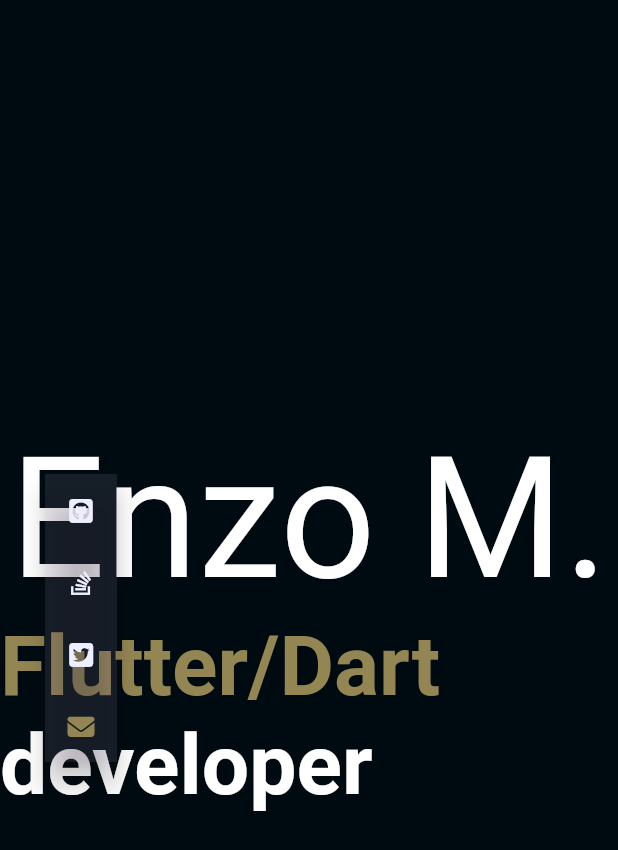
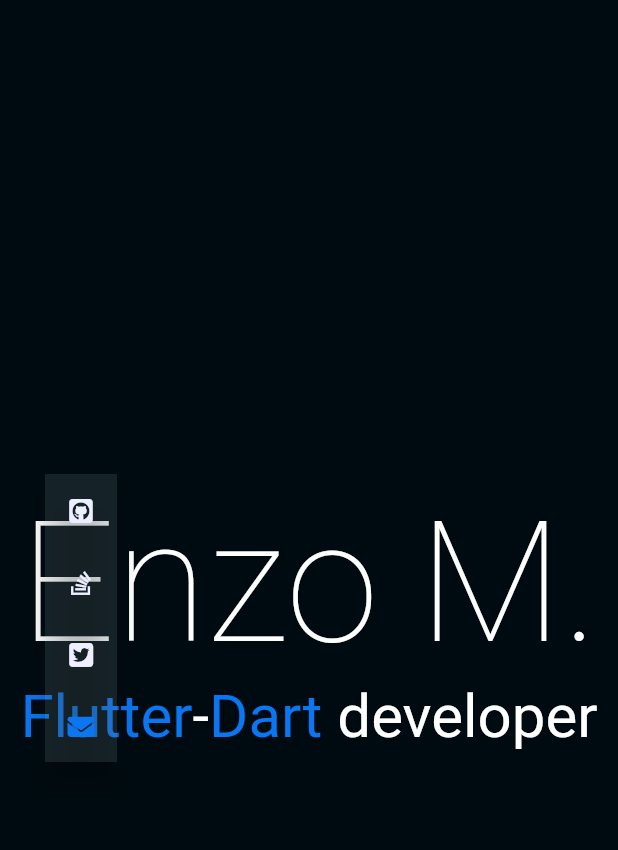
Before and after one commit to aminnzo/enzoboi, a Flutter app: the LandingPage screen opened directly, on a phone screen of 412 x 824 dp. Shown: the top 850 px of the screen. Run offline on Flutter 3.47's test engine with Material 2 defaults, Android fonts, the phone set to English and light mode, and no system bars; our stand-ins replace font_awesome_flutter.

Commit message:
change text styles

````diff
--- a/lib/screens/landing/landing_page.dart
+++ b/lib/screens/landing/landing_page.dart
@@ -1,5 +1,6 @@
 import 'package:enzoboi/theme/app_text_style.dart';
 import 'package:enzoboi/theme/app_theme.dart';
+import 'package:enzoboi/utils/animations.dart';
 import 'package:enzoboi/widgets/max_width_container.dart';
 import 'package:enzoboi/widgets/social_links.dart';
 import 'package:flutter/material.dart';
@@ -17,24 +18,6 @@
     with SingleTickerProviderStateMixin {
   late AnimationController _controller;
   late Animation<Offset> _linkColumnAnimation;
-
-  final animationDuration = const Duration(milliseconds: 1400);
-
-  Animation<Offset> getTweenAnimation(
-      {double beginX = 0.0,
-      double beginY = 0.0,
-      double endX = 0.0,
-      double endY = 0.0,
-      double begin = 0,
-      double end = 1,
-      Curve cubic = Curves.easeOutQuint,
-      required AnimationController controller}) {
-    return Tween<Offset>(
-      begin: Offset(beginX, beginY),
-      end: Offset(endX, endY),
-    ).animate(CurvedAnimation(
-        parent: controller, curve: Interval(begin, end, curve: cubic)));
-  }
 
   @override
   void initState() {
@@ -64,17 +47,25 @@
                   child: Column(
                 mainAxisSize: MainAxisSize.min,
                 children: [
-                  Text("Enzo M.", style: AppTextStyle.head(context)),
+                  Text("Enzo M.", style: AppTextStyle.displayLarge(context)),
                   RichText(
                     text: TextSpan(children: <TextSpan>[
                       TextSpan(
-                          text: 'Flutter/Dart',
-                          style: AppTextStyle.large(context).copyWith(color: kAccentColor)),
+                          text: 'Flutter',
+                          style: AppTextStyle.headlineLarge(context)
+                              .copyWith(color: kAccentColor)),
+                      TextSpan(
+                          text: "-",
+                          style: AppTextStyle.headlineLarge(context)),
+                      TextSpan(
+                          text: 'Dart',
+                          style: AppTextStyle.headlineLarge(context)
+                              .copyWith(color: kAccentColor)),
                       TextSpan(
                           text: ' ' 'developer',
-                          style: AppTextStyle.large(context)),
+                          style: AppTextStyle.headlineLarge(context)),
                     ]),
-                  )
+                  ),
                 ],
               )),
               // Positioned(top: 30, right: 30, child: NavigationBar()),
--- a/lib/screens/landing/landing_page_mobile.dart
+++ b/lib/screens/landing/landing_page_mobile.dart
@@ -1,3 +1,6 @@
+import 'package:enzoboi/theme/app_text_style.dart';
+import 'package:enzoboi/theme/app_theme.dart';
+import 'package:enzoboi/widgets/social_links.dart';
 import 'package:flutter/material.dart';
 
 class LandingPageMobile extends StatelessWidget {
@@ -6,17 +9,33 @@
   @override
   Widget build(BuildContext context) {
     return Scaffold(
-      body: Container(
-        decoration: BoxDecoration(
-          color: Colors.indigo.shade900,
+        appBar: PreferredSize(
+          preferredSize: const Size.fromHeight(80.0),
+          child: Container(color: kAccentColor),
+          // child: MobileAppBar(),
         ),
-        child: const Center(
-          child: Text(
-            'Hi, I\'m Enzo M.',
-            style: TextStyle(fontSize: 60),
+        body: Center(
+          child: Column(
+            mainAxisAlignment: MainAxisAlignment.spaceEvenly,
+            children: [
+              Column(mainAxisAlignment: MainAxisAlignment.center, children: [
+                Text("Enzo M.", style: AppTextStyle.displayMedium(context)),
+                RichText(
+                  textAlign: TextAlign.center,
+                  text: TextSpan(children: <TextSpan>[
+                    TextSpan(
+                        text: 'Flutter-Dart',
+                        style: AppTextStyle.headlineMedium(context)
+                            .copyWith(color: kAccentColor)),
+                    TextSpan(
+                        text: ' ' 'developer',
+                        style: AppTextStyle.headlineSmall(context)),
+                  ]),
+                ),
+              ]),
+              const SocialLinks()
+            ],
           ),
-        ),
-      ),
-    );
+        ));
   }
 }
--- a/lib/theme/app_text_style.dart
+++ b/lib/theme/app_text_style.dart
@@ -4,84 +4,212 @@
   static const String _font = '';
   static const Color _defaultColor = Colors.white;
 
-  static const FontWeight _normalFontWeight = FontWeight.normal; // w400
-  static const FontWeight _mediumFontWeight = FontWeight.w500;
-  static const FontWeight _boldFontWeight = FontWeight.bold; // w700
-
-
-  /// # Default Values:
+  /// # Largest of the display styles.
+  /// As the largest text on the screen, display styles are reserved for short,
+  /// important text or numerals. They work best on large screens.
+  ///
   /// ```dart
   /// color = white
-  /// fontWeight = normal
-  static TextStyle overline (BuildContext context) =>
-      Theme.of(context).textTheme.caption!.copyWith(
-        fontWeight: _boldFontWeight,
+  /// size = 57
+  /// fontWeight = regular
+  static TextStyle displayLarge(BuildContext context) =>
+      Theme.of(context).textTheme.displayLarge!.copyWith(
             color: _defaultColor,
             fontFamily: _font,
           );
 
-  /// # Default Values:
+  /// # Middle size of the display styles.
+  /// As the largest text on the screen, display styles are reserved for short,
+  /// important text or numerals. They work best on large screens.
+  ///
   /// ```dart
   /// color = white
-  /// fontWeight = normal
-  static TextStyle small (BuildContext context) =>
-      Theme.of(context).textTheme.subtitle1!.copyWith(
-        fontWeight: _normalFontWeight,
+  /// size = 45
+  /// fontWeight = regular
+  static TextStyle displayMedium(BuildContext context) =>
+      Theme.of(context).textTheme.displayMedium!.copyWith(
             color: _defaultColor,
             fontFamily: _font,
           );
 
-  /// # Default Values:
+  /// # Smallest of the display styles.
+  /// As the largest text on the screen, display styles are reserved for short,
+  /// important text or numerals. They work best on large screens.
+  ///
   /// ```dart
   /// color = white
-  /// fontWeight = normal
-  static TextStyle medium (BuildContext context) =>
-      Theme.of(context).textTheme.bodyText1!.copyWith(
-        fontWeight: _normalFontWeight,
+  /// size = 36
+  /// fontWeight = regular
+  static TextStyle displaySmall(BuildContext context) =>
+      Theme.of(context).textTheme.displaySmall!.copyWith(
             color: _defaultColor,
             fontFamily: _font,
           );
 
-  /// # Default Values:
+  /// # Largest of the headline styles
+  /// Headline styles are smaller than display styles.
+  /// They're best-suited for short, high-emphasis text on smaller screens.
+  ///
   /// ```dart
   /// color = white
-  /// fontWeight = normal
-  static TextStyle standard (BuildContext context) =>
-      Theme.of(context).textTheme.bodyMedium!.copyWith(
-        fontWeight: _normalFontWeight,
+  /// size = 32
+  /// fontWeight = regular
+  static TextStyle headlineLarge(BuildContext context) =>
+      Theme.of(context).textTheme.headlineLarge!.copyWith(
             color: _defaultColor,
             fontFamily: _font,
           );
 
-  /// # Default Values:
+  /// # Middle size of the headline styles.
+  /// Headline styles are smaller than display styles.
+  /// They're best-suited for short, high-emphasis text on smaller screens.
+  ///
   /// ```dart
   /// color = white
-  /// fontWeight = bold
-  static TextStyle large(BuildContext context) =>
-      Theme.of(context).textTheme.headline2!.copyWith(
-        fontWeight: _boldFontWeight,
+  /// size = 28
+  /// fontWeight = regular
+  static TextStyle headlineMedium(BuildContext context) =>
+      Theme.of(context).textTheme.headlineMedium!.copyWith(
             color: _defaultColor,
             fontFamily: _font,
           );
 
-  /// # Default Values:
+  /// # Smallest of the headline styles.
+  /// Headline styles are smaller than display styles.
+  /// They're best-suited for short, high-emphasis text on smaller screens.
+  ///
   /// ```dart
   /// color = white
-  /// fontWeight = normal
-  static TextStyle head(BuildContext context) =>
-      Theme.of(context).textTheme.headline1!.copyWith(
-            fontWeight: _normalFontWeight,
+  /// size = 24
+  /// fontWeight = regular
+  static TextStyle headlineSmall(BuildContext context) =>
+      Theme.of(context).textTheme.headlineSmall!.copyWith(
             color: _defaultColor,
             fontFamily: _font,
           );
 
-  /// # Default Values:
+  /// # Largest of the title styles.
+  /// Titles are smaller than headline styles and should be used for shorter,
+  /// medium-emphasis text.
+  ///
   /// ```dart
   /// color = white
-  /// fontWeight = w500
-  static TextStyle button(BuildContext context) =>
-      Theme.of(context).textTheme.button!.copyWith(
-        fontWeight: _mediumFontWeight,
+  /// size = 22
+  /// fontWeight = medium
+  static TextStyle titleLarge(BuildContext context) =>
+      Theme.of(context).textTheme.titleLarge!.copyWith(
+            color: _defaultColor,
+            fontFamily: _font,
+          );
+
+  /// # Middle size of the title styles.
+  /// Titles are smaller than headline styles and should be used for shorter,
+  /// medium-emphasis text.
+  ///
+  /// ```dart
+  /// color = white
+  /// size = 16
+  /// fontWeight = medium
+  static TextStyle titleMedium(BuildContext context) =>
+      Theme.of(context).textTheme.titleMedium!.copyWith(
+            color: _defaultColor,
+            fontFamily: _font,
+          );
+
+  /// # Smallest of the title styles.
+  /// Titles are smaller than headline styles and should be used for shorter, medium-emphasis text.
+  ///
+  /// ```dart
+  /// color = white
+  /// size = 14
+  /// fontWeight = medium
+  static TextStyle titleSmall(BuildContext context) =>
+      Theme.of(context).textTheme.titleSmall!.copyWith(
+            color: _defaultColor,
+            fontFamily: _font,
+          );
+
+  /// # Largest of the label styles.
+  /// Label styles are smaller, utilitarian styles, used for areas of the UI
+  /// such as text inside of components or very small supporting text in the
+  /// content body, like captions.
+  ///
+  /// ```dart
+  /// color = white
+  /// size = 14
+  /// fontWeight = medium
+  static TextStyle labelLarge(BuildContext context) =>
+      Theme.of(context).textTheme.labelLarge!.copyWith(
+            color: _defaultColor,
+            fontFamily: _font,
+          );
+
+  /// # Middle size of the label styles.
+  /// Label styles are smaller, utilitarian styles,
+  /// used for areas of the UI such as text inside of components
+  /// or very small supporting text in the content body, like captions.
+  ///
+  /// ```dart
+  /// color = white
+  /// size = 12
+  /// fontWeight = medium
+  static TextStyle labelMedium(BuildContext context) =>
+      Theme.of(context).textTheme.labelMedium!.copyWith(
+            color: _defaultColor,
+            fontFamily: _font,
+          );
+
+  /// # Smallest of the label styles.
+  /// Label styles are smaller, utilitarian styles,
+  /// used for areas of the UI such as text inside of components
+  /// or very small supporting text in the content body, like captions.
+  ///
+  /// ```dart
+  /// color = white
+  /// size = 11
+  /// fontWeight = medium
+  static TextStyle labelSmall(BuildContext context) =>
+      Theme.of(context).textTheme.labelSmall!.copyWith(
+            color: _defaultColor,
+            fontFamily: _font,
+          );
+
+  /// # Largest of the body styles.
+  /// Body styles are used for longer passages of text.
+  ///
+  /// ```dart
+  /// color = white
+  /// size = 16
+  /// fontWeight = regular
+  static TextStyle bodyLarge(BuildContext context) =>
+      Theme.of(context).textTheme.bodyLarge!.copyWith(
+            color: _defaultColor,
+            fontFamily: _font,
+          );
+
+  /// # Middle size of the body styles.
+  /// Body styles are used for longer passages of text.
+  /// The default text style for Material.
+  ///
+  /// ```dart
+  /// color = white
+  /// size = 14
+  /// fontWeight = regular
+  static TextStyle bodyMedium(BuildContext context) =>
+      Theme.of(context).textTheme.bodyMedium!.copyWith(
+            color: _defaultColor,
+            fontFamily: _font,
+          );
+
+  /// # Smallest of the body styles.
+  /// Body styles are used for longer passages of text.
+  ///
+  /// ```dart
+  /// color = white
+  /// size = 12
+  /// fontWeight = regular
+  static TextStyle bodySmall(BuildContext context) =>
+      Theme.of(context).textTheme.bodySmall!.copyWith(
             color: _defaultColor,
             fontFamily: _font,
           );
--- a/lib/theme/app_theme.dart
+++ b/lib/theme/app_theme.dart
@@ -3,8 +3,8 @@
 
 const Color kBackgroundColor = Color(0xff000b11);
 const Color kPrimaryColor = Color(0xffedeeff);
-const Color kAccentColor = Color(0xff948653);
-const Color kLightColor = Color(0x1ADAC1FF);
+const Color kAccentColor = Color(0xff0a76f1);
+const Color kLightColor = Color(0x1ACDF2FF);
 
 final ThemeData appThemeData = ThemeData(
   brightness: Brightness.dark,
````
Lines whose indentation alone changed are shown as unchanged.
